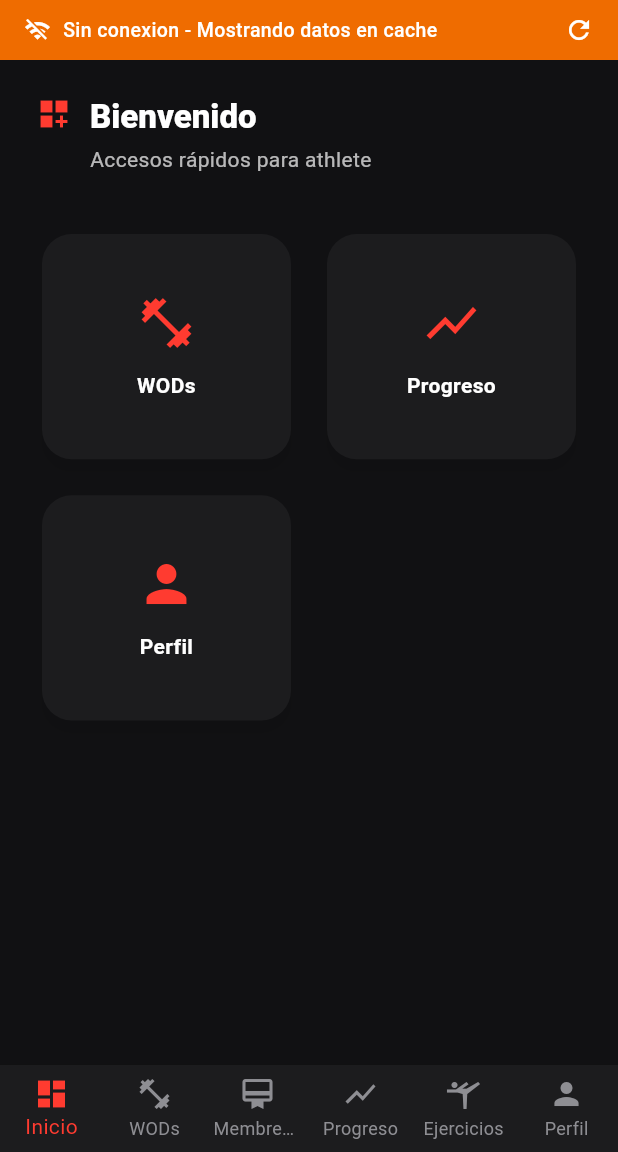
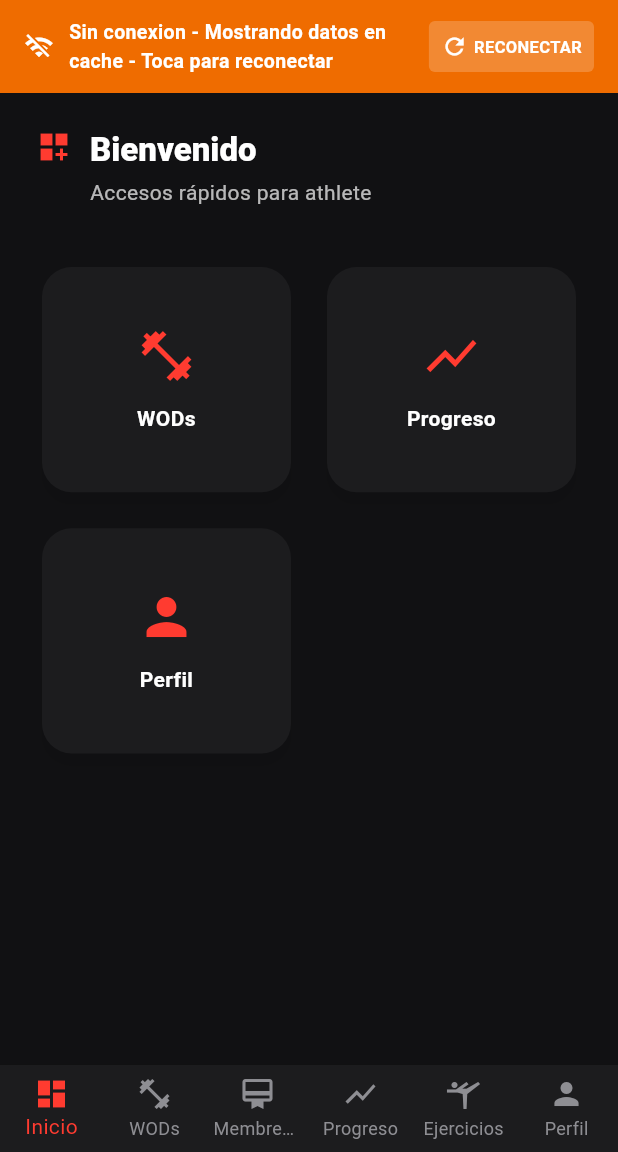
Before and after one commit to AlexanderToapanta/Ironcladbox_movil, a Flutter app: the DashboardView screen opened directly with empty values, on a phone screen of 412 x 824 dp, the part 84-1236 px from its top. Run offline on Flutter 3.47's test engine with Material 3 defaults, Android fonts, the phone set to English and light mode, and no system bars; our stand-ins replace cached_network_image, dio, flutter_secure_storage, flutter_spinkit, image_picker, shared_preferences and 2 more; accounts and stored records are empty; network calls fail.

Commit message:
fix: feedback visual en movil - statusMessage en ViewModels, lastWriteQueued en ApiService, banner offline mejorado

```diff
--- a/lib/views/dashboard_view.dart
+++ b/lib/views/dashboard_view.dart
@@ -139,16 +139,23 @@ class _DashboardViewState extends State<DashboardView> {
           if (_isOffline || ApiService().isOffline)
             Container(
               width: double.infinity,
-              padding: const EdgeInsets.symmetric(horizontal: 16, vertical: 10),
-              color: Colors.orange.shade800,
+              padding: const EdgeInsets.symmetric(horizontal: 16, vertical: 12),
+              decoration: BoxDecoration(
+                color: ApiService().pendingCount > 0 ? Colors.red.shade700 : Colors.orange.shade800,
+              ),
               child: Row(
                 children: [
-                  const Icon(Icons.wifi_off, color: Colors.white, size: 18),
-                  const SizedBox(width: 8),
+                  Icon(
+                    ApiService().pendingCount > 0 ? Icons.sync_problem : Icons.wifi_off,
+                    color: Colors.white, size: 20,
+                  ),
+                  const SizedBox(width: 10),
                   Expanded(
                     child: Text(
-                      'Sin conexion - ${ApiService().pendingCount > 0 ? "${ApiService().pendingCount} cambios pendientes" : "Mostrando datos en cache"}',
-                      style: const TextStyle(color: Colors.white, fontSize: 13, fontWeight: FontWeight.w500),
+                      ApiService().pendingCount > 0
+                          ? 'SIN CONEXION - ${ApiService().pendingCount} cambios pendientes - Toca para reintentar'
+                          : 'Sin conexion - Mostrando datos en cache - Toca para reconectar',
+                      style: const TextStyle(color: Colors.white, fontSize: 13, fontWeight: FontWeight.w600),
                     ),
                   ),
                   GestureDetector(
@@ -158,7 +165,21 @@ class _DashboardViewState extends State<DashboardView> {
                       ApiService().drainQueue();
                       _refreshAllViewModels();
                     },
-                    child: const Icon(Icons.refresh, color: Colors.white, size: 20),
+                    child: Container(
+                      padding: const EdgeInsets.all(8),
+                      decoration: BoxDecoration(
+                        color: Colors.white.withValues(alpha: 0.2),
+                        borderRadius: BorderRadius.circular(4),
+                      ),
+                      child: const Row(
+                        mainAxisSize: MainAxisSize.min,
+                        children: [
+                          Icon(Icons.refresh, color: Colors.white, size: 18),
+                          SizedBox(width: 4),
+                          Text('RECONECTAR', style: TextStyle(color: Colors.white, fontSize: 11, fontWeight: FontWeight.w700)),
+                        ],
+                      ),
+                    ),
                   ),
                 ],
               ),
```
Also changed, not shown: lib/services/api_service.dart (+11 -0 lines), lib/viewmodels/backend_viewmodels.dart (+43 -0 lines).
